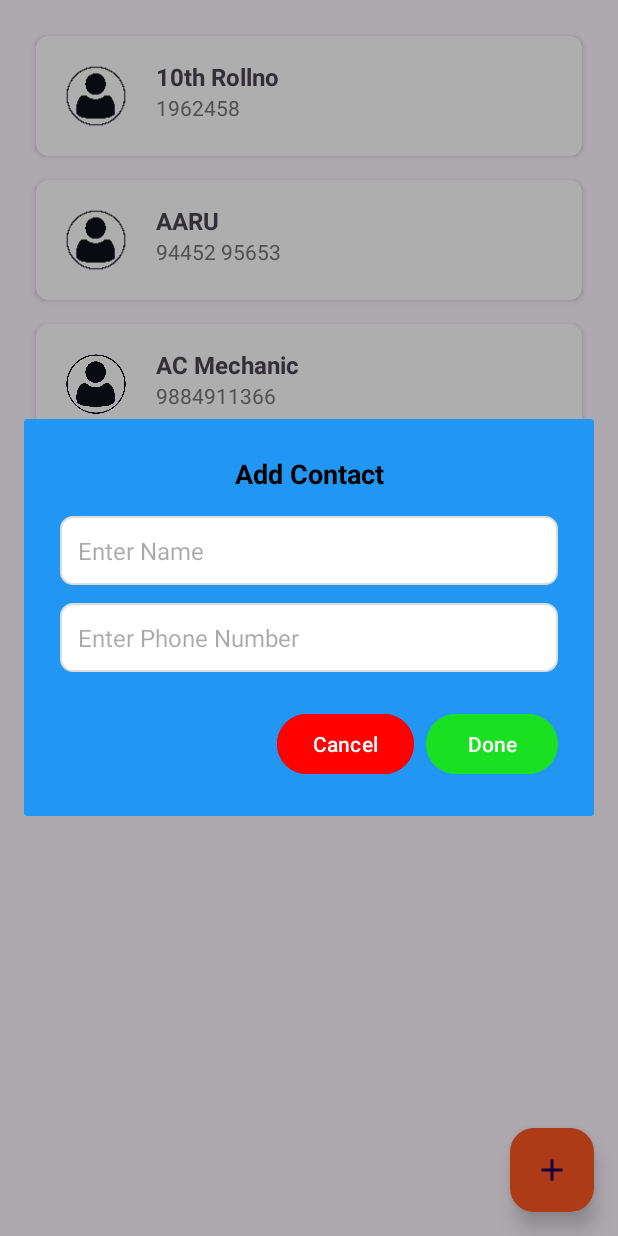
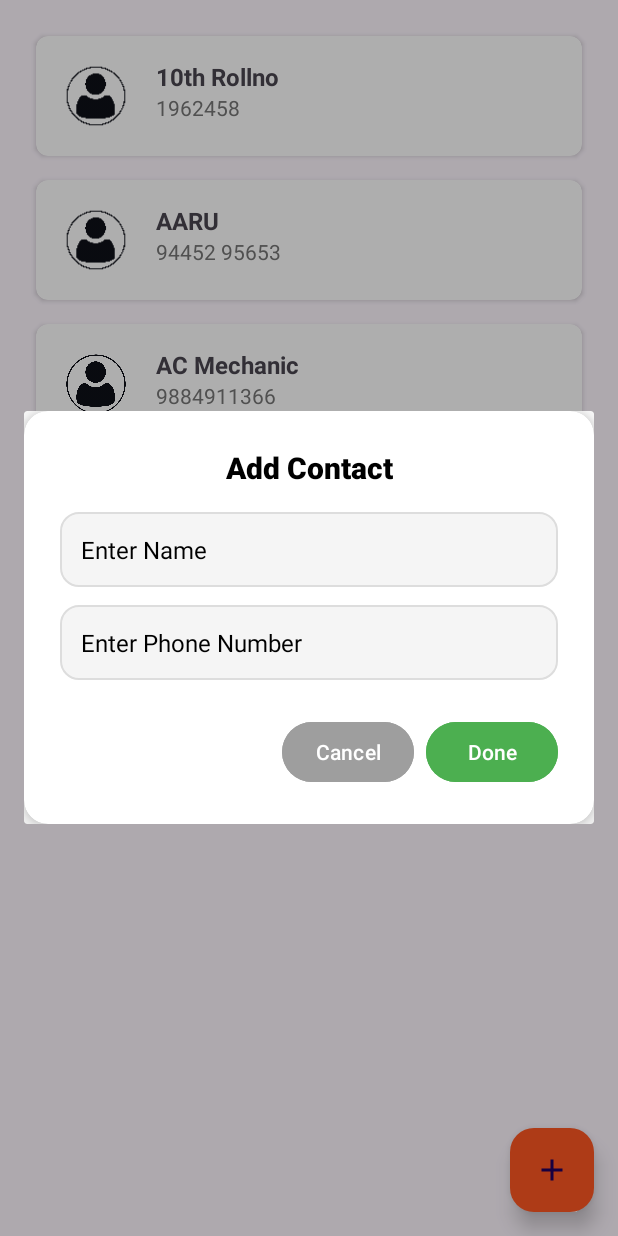
Before and after one commit to venkatesh-jacke/ContactApp, an Android app: the screen it shows after launch (MainActivity), after a tap on "Add Contact", on a phone screen of 412 x 824 dp. Run offline under Robolectric (Android 15) with nearby library versions, the phone set to English and light mode, and no system bars.

```diff
--- a/app/src/main/java/com/example/contactapp/Contact.kt
+++ b/app/src/main/java/com/example/contactapp/Contact.kt
@@ -1,3 +1,3 @@
 package com.example.contactapp
 
-data class Contact (val name:String,val phoneNumber:String,val photoUri:String)
+data class Contact (var name:String, var phoneNumber:String, val photoUri:String)
--- a/app/src/main/java/com/example/contactapp/ContactAdapter.kt
+++ b/app/src/main/java/com/example/contactapp/ContactAdapter.kt
@@ -7,19 +7,20 @@ import android.view.ViewGroup
 import android.view.animation.AnimationUtils
 import android.widget.ImageView
 import android.widget.TextView
+import androidx.appcompat.app.AlertDialog
 import androidx.recyclerview.widget.RecyclerView
 import com.bumptech.glide.Glide
 import com.bumptech.glide.load.resource.bitmap.CircleCrop
 
-class ContactAdapter(private val context: Context, private val contactList: List<Contact>) :
+class ContactAdapter(private val context: Context, private val contactList: MutableList<Contact>) :
     RecyclerView.Adapter<ContactAdapter.ContactViewHolder>() {
 
-    private var lastPosition = -1;
 
     inner class ContactViewHolder(itemView: View) : RecyclerView.ViewHolder(itemView) {
         val photoImageView: ImageView = itemView.findViewById(R.id.contactPhoto)
         val nameTextView: TextView = itemView.findViewById(R.id.contactName)
         val phoneTextView: TextView = itemView.findViewById(R.id.contactPhone)
+
     }
 
     override fun onCreateViewHolder(parent: ViewGroup, viewType: Int): ContactViewHolder {
@@ -35,23 +36,69 @@ class ContactAdapter(private val context: Context, private val contactList: List
     }
 
     override fun onBindViewHolder(holder: ContactViewHolder, position: Int) {
-        val contact = contactList.get(position)
+        val contact = contactList[position]
         holder.nameTextView.text = contact.name
         holder.phoneTextView.text = contact.phoneNumber
+
         // Load photo using Glide
         Glide.with(context)
             .load(contact.photoUri)
             .transform(CircleCrop())
-            .placeholder(R.drawable.default_contact_photo) // Placeholder image
+            .placeholder(R.drawable.default_contact_photo)
             .into(holder.photoImageView)
 
-        setAnimation(holder.itemView,position)
+        // Handle long click with AlertDialog
+        holder.itemView.setOnLongClickListener {
+            deleteContact(position)
+
+            true // Return true to indicate the click was handled
+        }
+
+        holder.itemView.setOnClickListener {
+            editContact(position)
+        }
+
+        setAnimation(holder.itemView, position)
+    }
+
+
+    fun setAnimation(view: View, position: Int) {
+        val slideIn = AnimationUtils.loadAnimation(context, android.R.anim.slide_in_left)
+        view.animation = slideIn
 
     }
 
-    fun setAnimation(view: View, position: Int) {
-         val slideIn= AnimationUtils.loadAnimation(context,android.R.anim.slide_in_left)
-        view.animation=slideIn
+    fun editContact(position: Int) {
+        val editDialog = MyCustomDialog(
+            context,
+            "Edit Contact",
+            contactList[position].name,
+            contactList[position].phoneNumber
+        ) { name, phone ->
+            contactList[position].name = name
+            contactList[position].phoneNumber = phone
+            notifyItemChanged(position)
+        }
 
+        editDialog.show()
+    }
+
+
+    fun deleteContact(position: Int) {
+        val builder = androidx.appcompat.app.AlertDialog.Builder(context)
+        builder.setTitle("Remove Contact")
+            .setMessage("Are you sure you want to remove this contact?")
+            .setPositiveButton("Yes") { dialog, _ ->
+                contactList.removeAt(position) // Remove the item
+                notifyItemRemoved(position)    // Notify the adapter
+                notifyItemRangeChanged(position, contactList.size) // Update the positions
+                dialog.dismiss() // Close the dialog
+            }
+            .setNegativeButton("No") { dialog, _ ->
+                dialog.dismiss() // Close the dialog without removing
+            }
+
+        val alertDialog = builder.create()
+        alertDialog.show()
     }
 }
--- a/app/src/main/java/com/example/contactapp/MainActivity.kt
+++ b/app/src/main/java/com/example/contactapp/MainActivity.kt
@@ -52,7 +52,7 @@ class MainActivity : AppCompatActivity() {
     }
 
     private fun addContact() {
-        val dialog = MyCustomDialog(this) { name, phone ->
+        val dialog = MyCustomDialog(this,"Add Contact") { name, phone ->
             val contact = Contact(
                 name,
                 phone,
--- a/app/src/main/java/com/example/contactapp/AddContactDialog.kt
+++ b/app/src/main/java/com/example/contactapp/MyCustomDialog.kt
@@ -7,11 +7,19 @@ import android.view.LayoutInflater
 import android.view.WindowManager
 import android.widget.Button
 import android.widget.EditText
+import android.widget.TextView
 
 class MyCustomDialog(
     context: Context,
+    val title:String,
+    val name:String="",
+    val phone:String="",
     private val onAddContact: (String, String) -> Unit
 ) : Dialog(context) {
+
+    lateinit var nameEditText: EditText
+    lateinit var phoneEditText: EditText
+    lateinit var tvTitle: TextView
 
     override fun onCreate(savedInstanceState: Bundle?) {
         super.onCreate(savedInstanceState)
@@ -25,12 +33,16 @@ class MyCustomDialog(
             WindowManager.LayoutParams.WRAP_CONTENT
         )
 
-
         // Initialize UI elements
-        val nameEditText: EditText = view.findViewById(R.id.nameEditText)
-        val phoneEditText: EditText = view.findViewById(R.id.phoneEditText)
+        tvTitle = view.findViewById(R.id.dialogTitle)
+        nameEditText = view.findViewById(R.id.nameEditText)
+        phoneEditText = view.findViewById(R.id.phoneEditText)
         val doneButton: Button = view.findViewById(R.id.doneButton)
         val cancelButton: Button = view.findViewById(R.id.cancelButton)
+
+        tvTitle.text=title
+        nameEditText.setText(name)
+        phoneEditText.setText(phone)
 
         // Handle Done button click
         doneButton.setOnClickListener {
@@ -52,4 +64,6 @@ class MyCustomDialog(
             dismiss() // Close the dialog without any action
         }
     }
+
+
 }
--- a/app/src/main/res/drawable/edit_text_background.xml
+++ /dev/null
@@ -1,11 +0,0 @@
-<?xml version="1.0" encoding="utf-8"?>
-<shape xmlns:android="http://schemas.android.com/apk/res/android">
-    <solid android:color="#FFFFFF" />
-    <stroke android:width="1dp" android:color="#DDDDDD" />
-    <corners android:radius="8dp" />
-    <padding
-        android:left="12dp"
-        android:top="12dp"
-        android:right="12dp"
-        android:bottom="12dp" />
-</shape>
--- /dev/null
+++ b/app/src/main/res/drawable/rounded_edit_text_background.xml
@@ -0,0 +1,7 @@
+<?xml version="1.0" encoding="utf-8"?>
+
+<shape xmlns:android="http://schemas.android.com/apk/res/android">
+    <solid android:color="#F5F5F5" />
+    <corners android:radius="12dp" />
+    <stroke android:width="1dp" android:color="#DDDDDD" />
+</shape>
--- a/app/src/main/res/layout/add_contact_layout.xml
+++ b/app/src/main/res/layout/add_contact_layout.xml
@@ -1,12 +1,18 @@
 <?xml version="1.0" encoding="utf-8"?>
+<androidx.cardview.widget.CardView xmlns:android="http://schemas.android.com/apk/res/android"
+    android:layout_width="match_parent"
+    android:layout_height="wrap_content"
+    xmlns:app="http://schemas.android.com/apk/res-auto"
+    android:layout_margin="16dp"
+    app:cardCornerRadius="16dp"
+    app:cardElevation="8dp"
+    android:background="@color/white">
 
     <LinearLayout
-    xmlns:android="http://schemas.android.com/apk/res/android"
         android:layout_width="match_parent"
         android:layout_height="wrap_content"
-    android:padding="24dp"
-    android:background="@color/blue"
-    android:orientation="vertical">
+        android:orientation="vertical"
+        android:padding="24dp">
 
         <!-- Dialog Title -->
         <TextView
@@ -14,11 +20,12 @@
             android:layout_width="match_parent"
             android:layout_height="wrap_content"
             android:text="Add Contact"
-        android:textSize="18sp"
+            android:textSize="20sp"
             android:textStyle="bold"
             android:textColor="@color/black"
             android:gravity="center"
-        android:paddingBottom="16dp" />
+            android:paddingBottom="16dp"
+            android:fontFamily="sans-serif-medium" />
 
         <!-- Name Input -->
         <EditText
@@ -26,11 +33,13 @@
             android:layout_width="match_parent"
             android:layout_height="wrap_content"
             android:hint="Enter Name"
-        android:padding="12dp"
+            android:padding="14dp"
             android:textColor="@color/black"
-        android:background="@drawable/edit_text_background"
+            android:background="@drawable/rounded_edit_text_background"
             android:textSize="16sp"
-        android:layout_marginBottom="12dp" />
+            android:textColorHint="@color/black"
+            android:layout_marginBottom="12dp"
+            android:fontFamily="sans-serif" />
 
         <!-- Phone Number Input -->
         <EditText
@@ -38,12 +47,14 @@
             android:layout_width="match_parent"
             android:layout_height="wrap_content"
             android:hint="Enter Phone Number"
-        android:padding="12dp"
+            android:padding="14dp"
             android:textColor="@color/black"
-        android:background="@drawable/edit_text_background"
+            android:background="@drawable/rounded_edit_text_background"
             android:textSize="16sp"
             android:inputType="phone"
-        android:layout_marginBottom="24dp" />
+            android:textColorHint="@color/black"
+            android:layout_marginBottom="24dp"
+            android:fontFamily="sans-serif" />
 
         <!-- Buttons -->
         <LinearLayout
@@ -59,8 +70,12 @@
                 android:layout_height="wrap_content"
                 android:text="Cancel"
                 android:layout_marginEnd="8dp"
-            android:backgroundTint="@color/red"
+                android:backgroundTint="@color/button_grey"
                 android:textColor="@color/white"
+                android:paddingHorizontal="16dp"
+                android:paddingVertical="8dp"
+                android:fontFamily="sans-serif-medium"
+                android:drawablePadding="8dp"
                 android:elevation="4dp" />
 
             <!-- Done Button -->
@@ -69,8 +84,13 @@
                 android:layout_width="wrap_content"
                 android:layout_height="wrap_content"
                 android:text="Done"
-            android:backgroundTint="@color/green"
+                android:backgroundTint="@color/primary_green"
                 android:textColor="@color/white"
+                android:paddingHorizontal="16dp"
+                android:paddingVertical="8dp"
+                android:fontFamily="sans-serif-medium"
+                android:drawablePadding="8dp"
                 android:elevation="4dp" />
         </LinearLayout>
     </LinearLayout>
+</androidx.cardview.widget.CardView>
--- a/app/src/main/res/values/colors.xml
+++ b/app/src/main/res/values/colors.xml
@@ -7,4 +7,10 @@
     <color name="blue">#2196F3</color>
     <color name="red">#FF0101</color>
     <color name="green">#19E021</color>
+
+
+    <color name="primary_green">#4CAF50</color>
+    <color name="button_grey">#9E9E9E</color>
+
+
 </resources>
```
Lines whose indentation alone changed are shown as unchanged.
